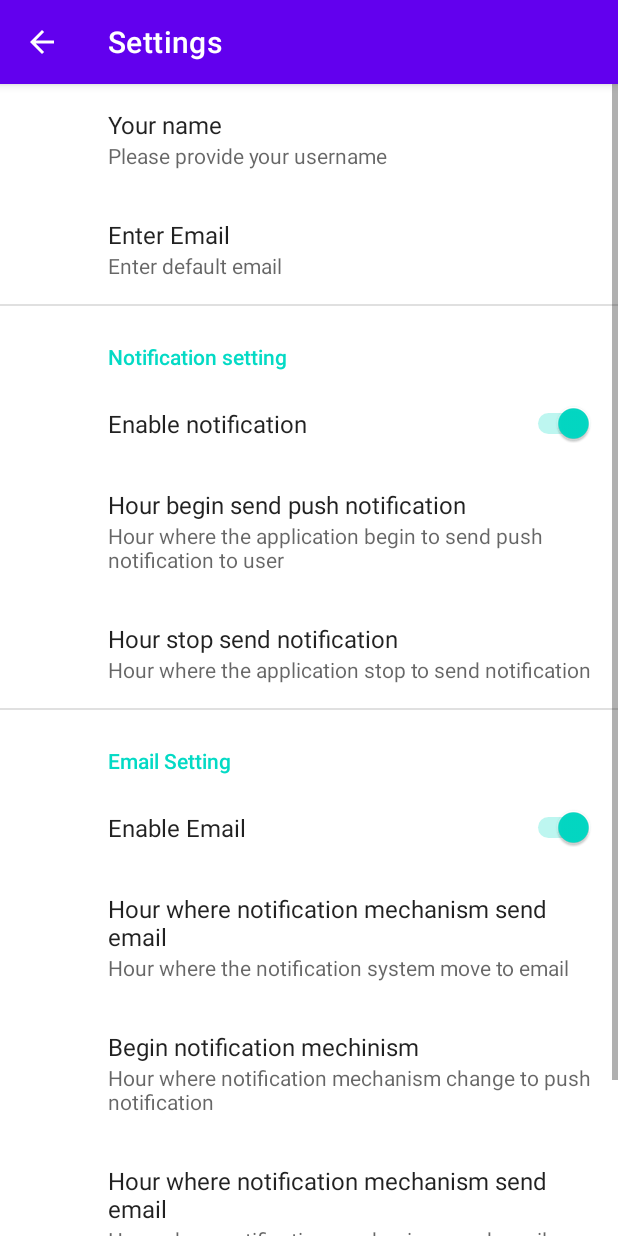
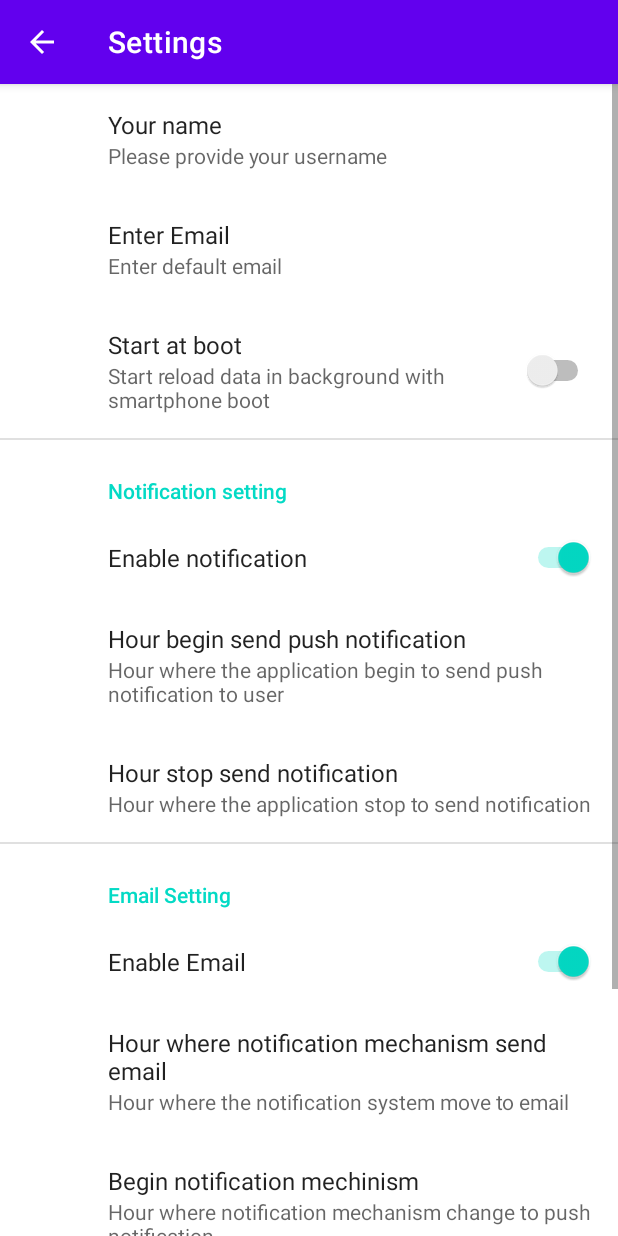
Before and after one commit to Knackie/android, an Android app: the SettingsActivity screen opened directly, with no data from a screen before it, on a phone screen of 412 x 824 dp. Run offline under Robolectric (Android 15) with nearby library versions, the phone set to English and light mode, and no system bars; our stand-ins replace androidx.preference.

Commit message:
Ajout de la possibilité de mettre le démarrage de la mise à jour depuis les paramètres de l'application

```diff
--- a/app/src/main/res/values/strings.xml
+++ b/app/src/main/res/values/strings.xml
@@ -72,4 +72,6 @@
     <string name="attachment_summary_off">Only download attachments when manually requested</string>
     <string name="pp_email_config">Enter Email</string>
     <string name="pp_email_config_dec">Enter default email</string>
+    <string name="pp_start_boot">Start at boot</string>
+    <string name="pp_start_at_boot_desc" >Start reload data in background with smartphone boot</string>
 </resources>
--- a/app/src/main/res/xml/preferences.xml
+++ b/app/src/main/res/xml/preferences.xml
@@ -1,5 +1,6 @@
 <?xml version="1.0" encoding="utf-8"?>
-<PreferenceScreen xmlns:android="http://schemas.android.com/apk/res/android">
+<PreferenceScreen xmlns:app="http://schemas.android.com/apk/res-auto"
+    xmlns:android="http://schemas.android.com/apk/res/android">
     <EditTextPreference
         android:key="@string/username"
         android:summary="@string/provide_username"
@@ -10,6 +11,11 @@
         android:selectAllOnFocus="true"
         android:summary="@string/pp_email_config_dec"
         android:title="@string/pp_email_config" />
+    <SwitchPreference
+        android:defaultValue="false"
+        android:key="startAtBoot"
+        android:title="@string/pp_start_boot"
+        app:summary="@string/pp_start_at_boot_desc" />
     <PreferenceCategory android:title="@string/pp_notification_group_title">
 
         <SwitchPreference
@@ -22,6 +28,7 @@
             android:defaultValue="19:00"
             android:hint="19:00"
             android:key="hour_begin_notification"
+            android:dependency="notification_switch_enable"
             android:summary="@string/pp_notification_begin_desc"
             android:title="@string/pp_notification_begin" />
         <EditTextPreference
@@ -30,6 +37,7 @@
             android:defaultValue="23:00"
             android:hint="23:00"
             android:key="hour_end_notification"
+            android:dependency="notification_switch_enable"
             android:summary="@string/pp_notification_end_desc"
             android:title="@string/pp_notification_end" />
     </PreferenceCategory>
@@ -45,6 +53,7 @@
             android:defaultValue="19:00"
             android:hint="19:00"
             android:key="hour_begin_email"
+            android:dependency="email_switch_enable"
             android:summary="@string/pp_email_begin_desc"
             android:title="@string/pp_email_begin" />
         <EditTextPreference
@@ -53,6 +62,7 @@
             android:defaultValue="23:00"
             android:hint="23:00"
             android:key="hour_end_email"
+            android:dependency="email_switch_enable"
             android:summary="@string/pp_email_end_desc"
             android:title="@string/pp_email_end" />
 
@@ -62,12 +72,14 @@
             android:key="hour_begin_email_weekend"
             android:summary="@string/pp_email_begin_desc_weekend"
             android:defaultValue="19:00"
+            android:dependency="email_switch_enable"
             android:title="@string/pp_email_begin_weekend" />
         <EditTextPreference
             android:layout_width="wrap_content"
             android:layout_height="wrap_content"
             android:defaultValue="23:00"
             android:key="hour_end_email_weekend"
+            android:dependency="email_switch_enable"
             android:summary="@string/pp_email_end_desc_weekend"
             android:title="@string/pp_email_end_weekend" />
     </PreferenceCategory>
```
Also changed, not shown: 1 other file.
